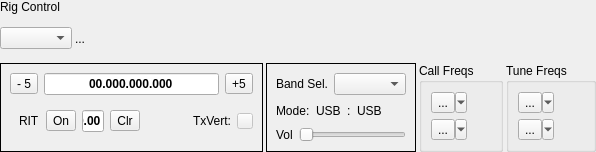
Qt form mqt/MqtLogger/rigcontrolframe.ui (Rsclub22/Minos2-Mirror) before a commit.
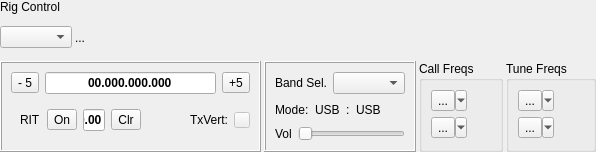
The same form after that commit. Custom widgets are drawn as their Qt base class.

Commit message: Box appearance unification

What changed in the file:
```diff
--- a/mqt/MqtLogger/rigcontrolframe.ui
+++ b/mqt/MqtLogger/rigcontrolframe.ui
@@ -125,7 +125,7 @@
         <enum>QFrame::Box</enum>
        </property>
        <property name="frameShadow">
-        <enum>QFrame::Plain</enum>
+        <enum>QFrame::Raised</enum>
        </property>
        <layout class="QVBoxLayout" name="verticalLayout">
         <item>
@@ -278,6 +278,9 @@
        <property name="frameShape">
         <enum>QFrame::Box</enum>
        </property>
+       <property name="frameShadow">
+        <enum>QFrame::Raised</enum>
+       </property>
        <layout class="QVBoxLayout" name="verticalLayout_3">
         <item>
          <layout class="QHBoxLayout" name="horizontalLayout">
```
